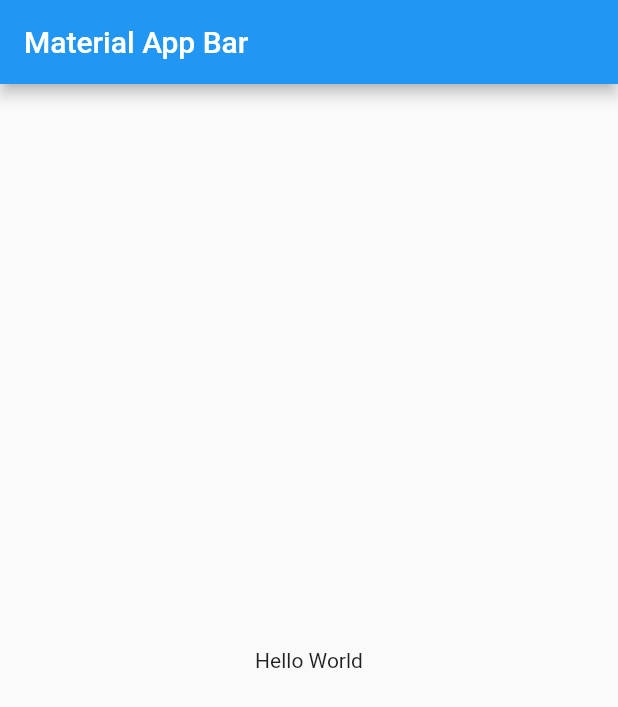
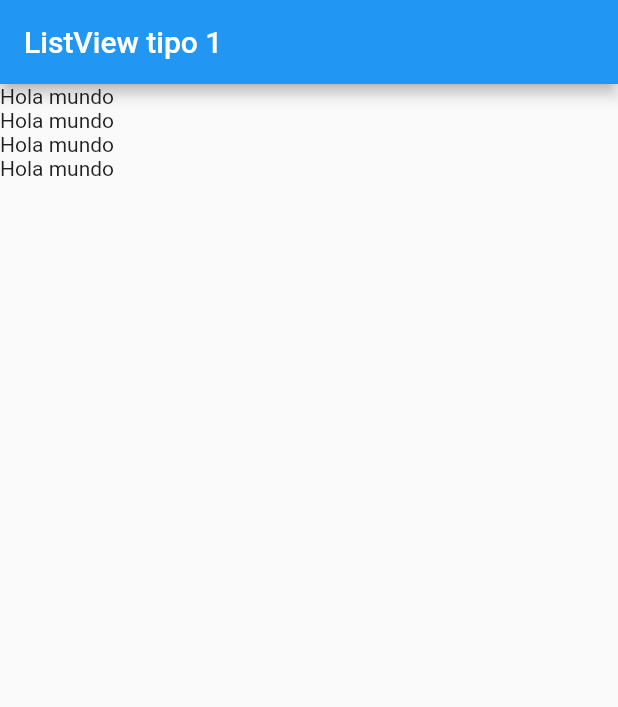
Before and after one commit to Reales09/components_flutter, a Flutter app: the screen it shows after launch, on a phone screen of 412 x 824 dp. Shown: the top 707 px of the screen. Run offline on Flutter 3.47's test engine with Material 2 defaults, Android fonts, the phone set to English and light mode, and no system bars.

Commit message:
Se crea pantalla para listview

```diff
--- a/lib/main.dart
+++ b/lib/main.dart
@@ -1,3 +1,4 @@
+import 'package:fl_components/screens/listview1_screen.dart';
 import 'package:flutter/material.dart';
 
 void main() => runApp(const MyApp());
@@ -7,17 +8,9 @@ class MyApp extends StatelessWidget {
 
   @override
   Widget build(BuildContext context) {
-    return MaterialApp(
-      debugShowCheckedModeBanner: false,
-      title: 'Material App',
-      home: Scaffold(
-        appBar: AppBar(
-          title: const Text('Material App Bar'),
-        ),
-        body: const Center(
-          child: Text('Hello World'),
-        ),
-      ),
-    );
+    return const MaterialApp(
+        debugShowCheckedModeBanner: false,
+        title: 'Material App',
+        home: ListView1Screen());
   }
 }
--- /dev/null
+++ b/lib/screens/listview1_screen.dart
@@ -0,0 +1,19 @@
+import 'package:flutter/material.dart';
+
+class ListView1Screen extends StatelessWidget {
+  const ListView1Screen({Key? key}) : super(key: key);
+
+  @override
+  Widget build(BuildContext context) {
+    return Scaffold(
+        appBar: AppBar(title: const Text('ListView tipo 1')),
+        body: ListView(
+          children: const [
+            Text('Hola mundo'),
+            Text('Hola mundo'),
+            Text('Hola mundo'),
+            Text('Hola mundo')
+          ],
+        ));
+  }
+}
```
